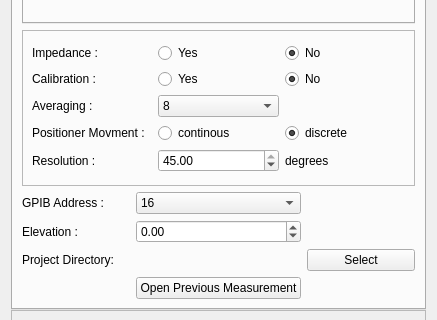
Qt form gui/settings_ui.ui (Wireless-Research-Tester/Automated-Wireless-Research-Tester) before a commit; both pictures show x 0 to 437 and y 179 to 499 of the 437 by 600 pixel window.
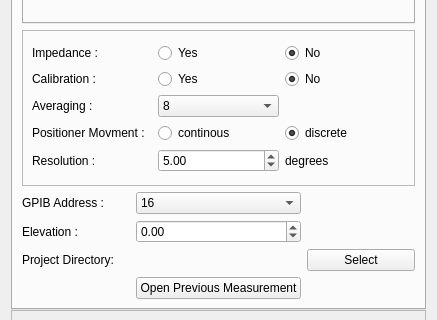
The same form after that commit. The open tabs and pages were chosen to show the change.

Commit message: updated settings window ui

The edit to the form file:
```diff
--- a/gui/settings_ui.ui
+++ b/gui/settings_ui.ui
@@ -294,7 +294,7 @@
                <double>0.010000000000000</double>
               </property>
               <property name="value">
-               <double>45.000000000000000</double>
+               <double>5.000000000000000</double>
               </property>
              </widget>
             </item>
```
Left out of the diff: 4 changed lines with no effect on the pictures. The commit also changes 4 other files.
